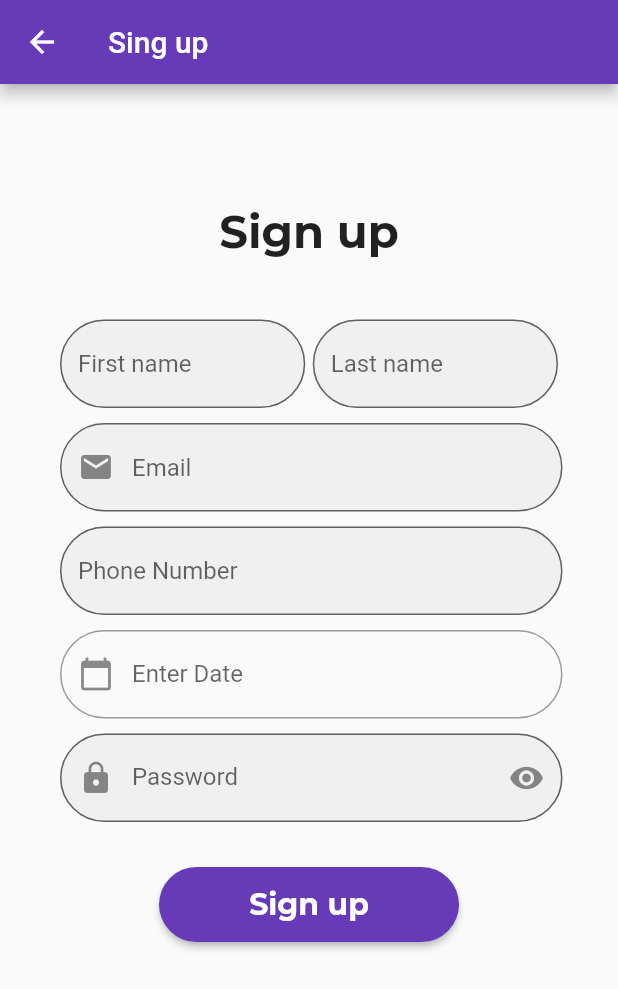
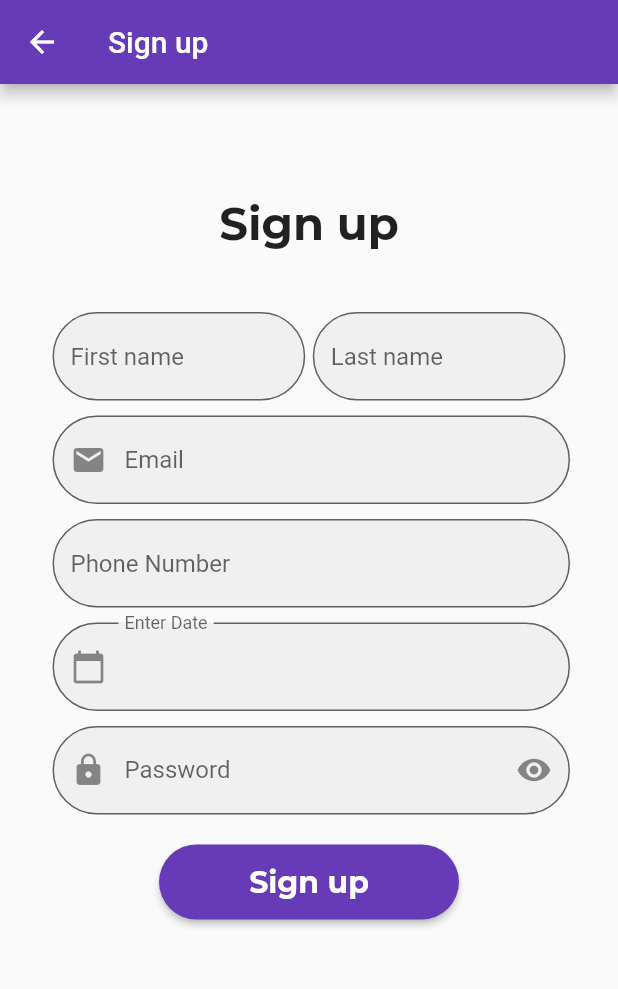
Before and after one commit to AntonDirani/cozy_mart_app, a Flutter app: the SignupPage screen opened directly, on a phone screen of 412 x 824 dp. Shown: the top 989 px of the screen. Run offline on Flutter 3.47's test engine with Material 2 defaults, Android fonts, the phone set to English and light mode, and no system bars; our stand-ins replace shared_preferences; missing offline and left inert: dart:html; accounts and stored records are empty.

Commit message:
sized box changed 50 - 60

```diff
--- a/lib/Components/text_field.dart
+++ b/lib/Components/text_field.dart
@@ -6,18 +6,22 @@ class MyTextField extends StatelessWidget {
   final Icon? prefixIcon;
   final Icon? suffixIcon;
   final double? height, width;
+  final Icon? keyboardType;
 
-  const MyTextField(
-      {this.height,
-      this.label,
-      this.hint,
-      this.prefixIcon,
-      this.suffixIcon,
-      this.width});
+  const MyTextField({
+    this.height,
+    this.label,
+    this.hint,
+    this.prefixIcon,
+    this.suffixIcon,
+    this.width,
+    this.keyboardType,
+  });
   @override
   Widget build(BuildContext context) {
     return TextFormField(
       decoration: InputDecoration(
+          keyboardType: keyboardType,
           filled: true,
           labelText: label,
           hintText: hint,
--- a/lib/Screens/signup_page.dart
+++ b/lib/Screens/signup_page.dart
@@ -14,7 +14,7 @@ class _SignupPageState extends State<SignupPage> {
   TextEditingController dateinput = TextEditingController();
   @override
   void initState() {
-    dateinput.text = "";
+    dateinput.text = "   ";
     super.initState();
   }
 
@@ -22,14 +22,14 @@ class _SignupPageState extends State<SignupPage> {
   Widget build(BuildContext context) {
     return Scaffold(
       appBar: AppBar(
-        title: const Text('Sing up'),
+        title: const Text('Sign up'),
       ),
       body: SingleChildScrollView(
         child: Container(
           child: SafeArea(
             child: Center(
               child: Padding(
-                padding: const EdgeInsets.all(20.0),
+                padding: const EdgeInsets.all(15.0),
                 child: Column(
                   // mainAxisAlignment: MainAxisAlignment.center,
                   children: [
@@ -82,6 +82,7 @@ class _SignupPageState extends State<SignupPage> {
                       child: TextField(
                         controller: dateinput,
                         decoration: InputDecoration(
+                            filled: true,
                             labelText: 'Enter Date',
                             prefixIcon: const Icon(Icons.calendar_today),
                             border: OutlineInputBorder(
@@ -117,7 +118,7 @@ class _SignupPageState extends State<SignupPage> {
                           suffixIcon: Icon(Icons.remove_red_eye),
                         )),
                     const SizedBox(
-                      height: 30.0,
+                      height: 20.0,
                     ),
                     DefButton(
                       buttonText: 'Sign up',
```
